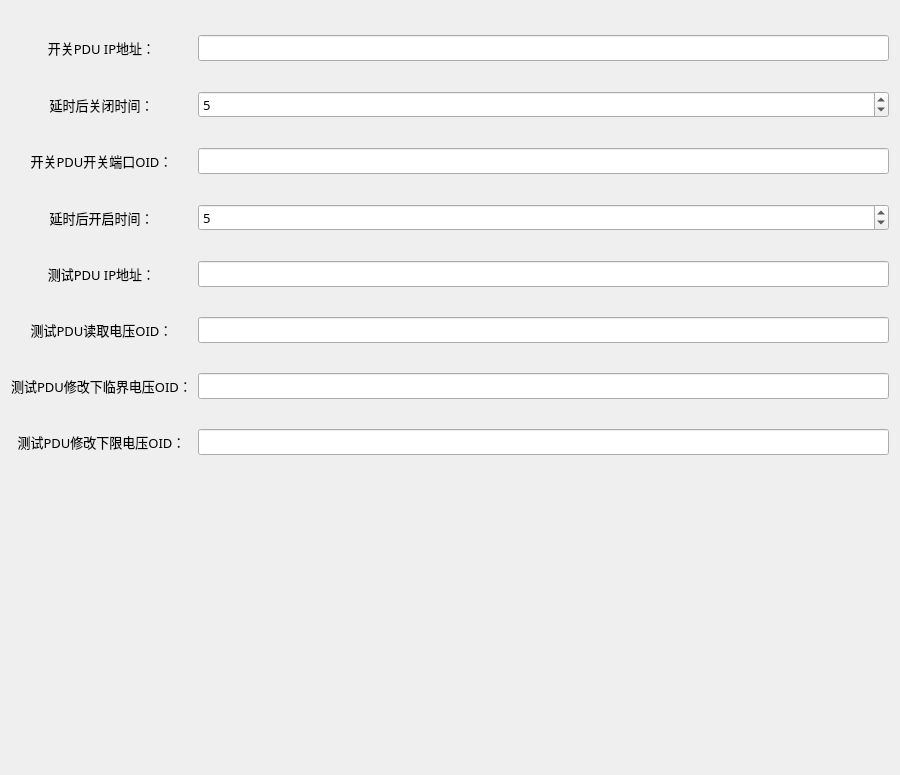
ChinaClever/PlugTest, file PlugTest/devonoff.ui: the form before one commit.
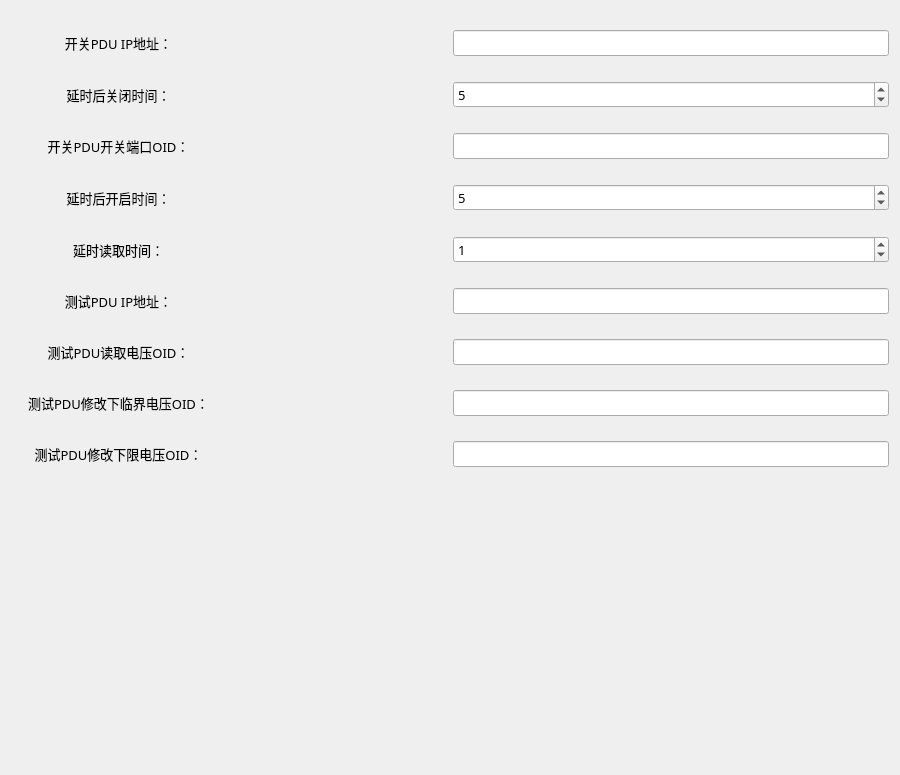
The form after the commit.

Commit message: 读取时间延时

What changed in the file:
```diff
--- a/PlugTest/devonoff.ui
+++ b/PlugTest/devonoff.ui
@@ -20,6 +20,56 @@
    <string>Form</string>
   </property>
   <layout class="QGridLayout" name="gridLayout">
+   <item row="10" column="0">
+    <widget class="QLabel" name="label_8">
+     <property name="text">
+      <string>测试PDU修改下临界电压OID：</string>
+     </property>
+     <property name="alignment">
+      <set>Qt::AlignCenter</set>
+     </property>
+    </widget>
+   </item>
+   <item row="11" column="0">
+    <widget class="QLabel" name="label_9">
+     <property name="text">
+      <string>测试PDU修改下限电压OID：</string>
+     </property>
+     <property name="alignment">
+      <set>Qt::AlignCenter</set>
+     </property>
+    </widget>
+   </item>
+   <item row="1" column="2" colspan="2">
+    <widget class="QSpinBox" name="delayCloseBox">
+     <property name="value">
+      <number>5</number>
+     </property>
+    </widget>
+   </item>
+   <item row="5" column="0">
+    <widget class="QLabel" name="label_10">
+     <property name="text">
+      <string>延时读取时间：</string>
+     </property>
+     <property name="alignment">
+      <set>Qt::AlignCenter</set>
+     </property>
+    </widget>
+   </item>
+   <item row="4" column="0">
+    <widget class="QLabel" name="label_6">
+     <property name="text">
+      <string>延时后开启时间：</string>
+     </property>
+     <property name="alignment">
+      <set>Qt::AlignCenter</set>
+     </property>
+    </widget>
+   </item>
+   <item row="8" column="2" colspan="2">
+    <widget class="QLineEdit" name="testIPEdit"/>
+   </item>
    <item row="0" column="0">
     <widget class="QLabel" name="label">
      <property name="text">
@@ -30,8 +80,28 @@
      </property>
     </widget>
    </item>
-   <item row="0" column="1">
-    <widget class="QLineEdit" name="swIPEdit"/>
+   <item row="2" column="2" colspan="2">
+    <widget class="QLineEdit" name="swOidEdit"/>
+   </item>
+   <item row="9" column="2" colspan="2">
+    <widget class="QLineEdit" name="readVolEdit"/>
+   </item>
+   <item row="11" column="2" colspan="2">
+    <widget class="QLineEdit" name="writeMinVolEdit">
+     <property name="text">
+      <string/>
+     </property>
+    </widget>
+   </item>
+   <item row="9" column="0">
+    <widget class="QLabel" name="label_7">
+     <property name="text">
+      <string>测试PDU读取电压OID：</string>
+     </property>
+     <property name="alignment">
+      <set>Qt::AlignCenter</set>
+     </property>
+    </widget>
    </item>
    <item row="1" column="0">
     <widget class="QLabel" name="label_3">
@@ -43,12 +113,11 @@
      </property>
     </widget>
    </item>
-   <item row="1" column="1">
-    <widget class="QSpinBox" name="delayCloseBox">
-     <property name="value">
-      <number>5</number>
-     </property>
-    </widget>
+   <item row="0" column="2" colspan="2">
+    <widget class="QLineEdit" name="swIPEdit"/>
+   </item>
+   <item row="10" column="2" colspan="2">
+    <widget class="QLineEdit" name="writeCrMinVolEdit"/>
    </item>
    <item row="2" column="0">
     <widget class="QLabel" name="label_4">
@@ -60,27 +129,7 @@
      </property>
     </widget>
    </item>
-   <item row="2" column="1">
-    <widget class="QLineEdit" name="swOidEdit"/>
-   </item>
-   <item row="3" column="0">
-    <widget class="QLabel" name="label_6">
-     <property name="text">
-      <string>延时后开启时间：</string>
-     </property>
-     <property name="alignment">
-      <set>Qt::AlignCenter</set>
-     </property>
-    </widget>
-   </item>
-   <item row="3" column="1">
-    <widget class="QSpinBox" name="delayOpenBox">
-     <property name="value">
-      <number>5</number>
-     </property>
-    </widget>
-   </item>
-   <item row="4" column="0">
+   <item row="8" column="0">
     <widget class="QLabel" name="label_2">
      <property name="text">
       <string>测试PDU IP地址：</string>
@@ -90,53 +139,7 @@
      </property>
     </widget>
    </item>
-   <item row="4" column="1">
-    <widget class="QLineEdit" name="testIPEdit"/>
-   </item>
-   <item row="5" column="0">
-    <widget class="QLabel" name="label_7">
-     <property name="text">
-      <string>测试PDU读取电压OID：</string>
-     </property>
-     <property name="alignment">
-      <set>Qt::AlignCenter</set>
-     </property>
-    </widget>
-   </item>
-   <item row="5" column="1">
-    <widget class="QLineEdit" name="readVolEdit"/>
-   </item>
-   <item row="6" column="0">
-    <widget class="QLabel" name="label_8">
-     <property name="text">
-      <string>测试PDU修改下临界电压OID：</string>
-     </property>
-     <property name="alignment">
-      <set>Qt::AlignCenter</set>
-     </property>
-    </widget>
-   </item>
-   <item row="6" column="1">
-    <widget class="QLineEdit" name="writeCrMinVolEdit"/>
-   </item>
-   <item row="7" column="0">
-    <widget class="QLabel" name="label_9">
-     <property name="text">
-      <string>测试PDU修改下限电压OID：</string>
-     </property>
-     <property name="alignment">
-      <set>Qt::AlignCenter</set>
-     </property>
-    </widget>
-   </item>
-   <item row="7" column="1">
-    <widget class="QLineEdit" name="writeMinVolEdit">
-     <property name="text">
-      <string/>
-     </property>
-    </widget>
-   </item>
-   <item row="8" column="0" colspan="2">
+   <item row="12" column="0" colspan="4">
     <widget class="QWidget" name="widget" native="true">
      <property name="sizePolicy">
       <sizepolicy hsizetype="Preferred" vsizetype="Fixed">
@@ -158,6 +161,20 @@
      </property>
     </widget>
    </item>
+   <item row="5" column="2" colspan="2">
+    <widget class="QSpinBox" name="delayBox">
+     <property name="value">
+      <number>1</number>
+     </property>
+    </widget>
+   </item>
+   <item row="4" column="2" colspan="2">
+    <widget class="QSpinBox" name="delayOpenBox">
+     <property name="value">
+      <number>5</number>
+     </property>
+    </widget>
+   </item>
   </layout>
  </widget>
  <resources/>
```
The commit also changes 6 other files.
